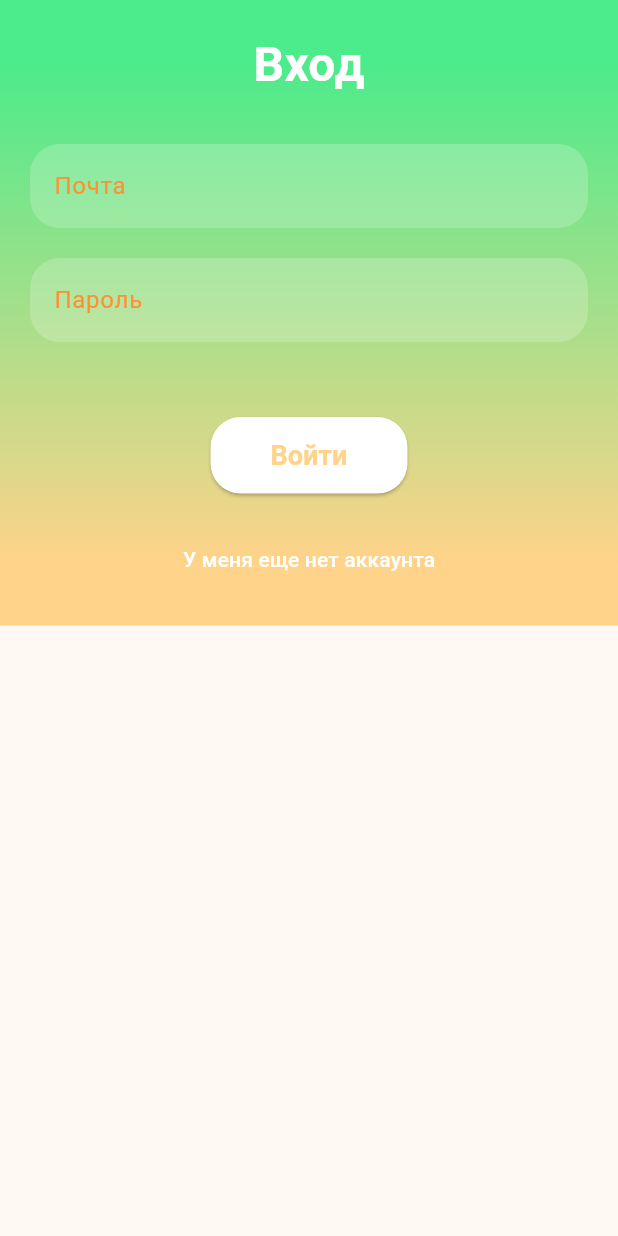
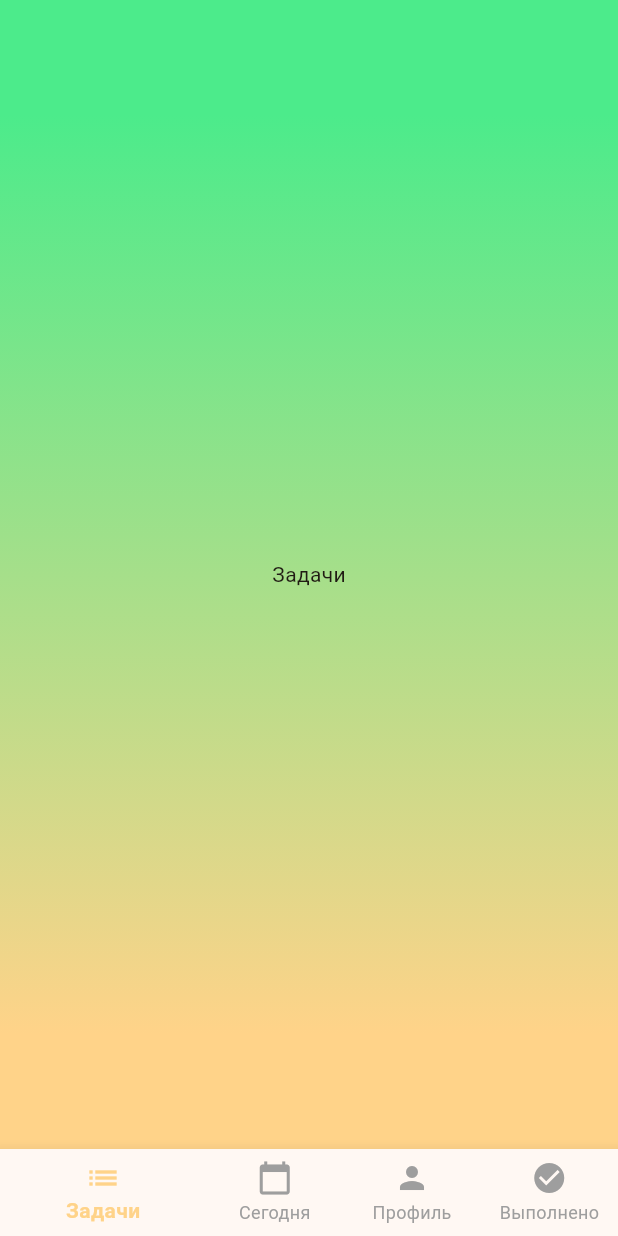
Before and after one commit to Galiona/task_manager, a Flutter app: the screen it shows after launch, after a tap on "Войти", on a phone screen of 412 x 824 dp. Run offline on Flutter 3.47's test engine with Material 3 defaults, Android fonts, the phone set to English and light mode, and no system bars.

Commit message:
main page

```diff
--- a/lib/pages/login_page.dart
+++ b/lib/pages/login_page.dart
@@ -1,4 +1,6 @@
 import 'package:flutter/material.dart';
+
+import 'main_page.dart';
 
 class LoginPage extends StatefulWidget {
   const LoginPage({Key? key}) : super(key: key);
@@ -95,6 +97,9 @@ class _LoginPageState extends State<LoginPage> {
                 // Кнопка "Войти"
                 ElevatedButton(
                   onPressed: () {
+                    Navigator.pushReplacement(context,
+                        MaterialPageRoute(
+                          builder: (context) => const MainPage()));
                     // Обработка входа/регистрации
                   },
                   style: ElevatedButton.styleFrom(
--- /dev/null
+++ b/lib/pages/main_page.dart
@@ -0,0 +1,74 @@
+import 'package:flutter/material.dart';
+
+class MainPage extends StatefulWidget {
+  const MainPage({Key? key}) : super(key: key);
+
+  @override
+  State<MainPage> createState() => _MainPageState();
+}
+
+class _MainPageState extends State<MainPage> {
+  int _selectedIndex = 0;
+
+  static const List<Widget> _widgetOptions = <Widget>[
+    Text('Задачи'),
+    Text('Сегодня'),
+    Text('Профиль'),
+    Text('Выполнено'),
+  ];
+
+  void _onItemTapped(int index) {
+    setState(() {
+      _selectedIndex = index;
+    });
+  }
+
+  @override
+  Widget build(BuildContext context) {
+    return Scaffold(
+      extendBodyBehindAppBar: true,
+      appBar: AppBar(
+        backgroundColor: Colors.transparent, // Прозрачный AppBar
+        elevation: 0, // Убираем тень
+      ),
+      body: Container( // Добавляем Container для градиента
+        decoration: BoxDecoration(
+          gradient: LinearGradient(
+            begin: Alignment.topCenter,
+            end: Alignment.bottomCenter,
+            colors: [
+              Theme.of(context).colorScheme.secondary,
+              Theme.of(context).colorScheme.primary,
+            ],
+            stops: const [0.1, 0.9], // 90% primary, 10% secondary
+          ),
+        ),
+        child: Center(
+          child: _widgetOptions.elementAt(_selectedIndex),
+        ),
+      ),
+      bottomNavigationBar: BottomNavigationBar(
+        items: const <BottomNavigationBarItem>[
+          BottomNavigationBarItem(
+            icon: Icon(Icons.list),
+            label: 'Задачи',
+          ),
+          BottomNavigationBarItem(
+            icon: Icon(Icons.calendar_today),
+            label: 'Сегодня',
+          ),
+          BottomNavigationBarItem(
+            icon: Icon(Icons.person),
+            label: 'Профиль',
+          ),
+          BottomNavigationBarItem(
+            icon: Icon(Icons.check_circle),
+            label: 'Выполнено',
+          ),
+        ],
+        currentIndex: _selectedIndex,
+        onTap: _onItemTapped,
+      ),
+    );
+  }
+}
--- a/lib/theme/theme.dart
+++ b/lib/theme/theme.dart
@@ -18,6 +18,19 @@ class TaskManagerTheme {
         borderRadius: BorderRadius.all(Radius.circular(20)),
       ),
     ),
+     // Добавляем тему для BottomNavigationBar
+    bottomNavigationBarTheme: const BottomNavigationBarThemeData(
+      backgroundColor:  Color(0xFF4ceb8b), // Цвет фона
+      selectedItemColor: Color(0xFFffd389), // Основной цвет для выбранных иконок
+      unselectedItemColor: Colors.grey, // Серый цвет для неактивных иконок
+      showUnselectedLabels: true, // Показывать текст для неактивных иконок
+      selectedLabelStyle: TextStyle(
+        fontWeight: FontWeight.bold,
+      ), // Стиль текста для выбранных иконок
+      unselectedLabelStyle: TextStyle(
+        fontWeight: FontWeight.normal,
+      ), // Стиль текста для неактивных иконок
+    ),
     // ...
   );
 }
```
